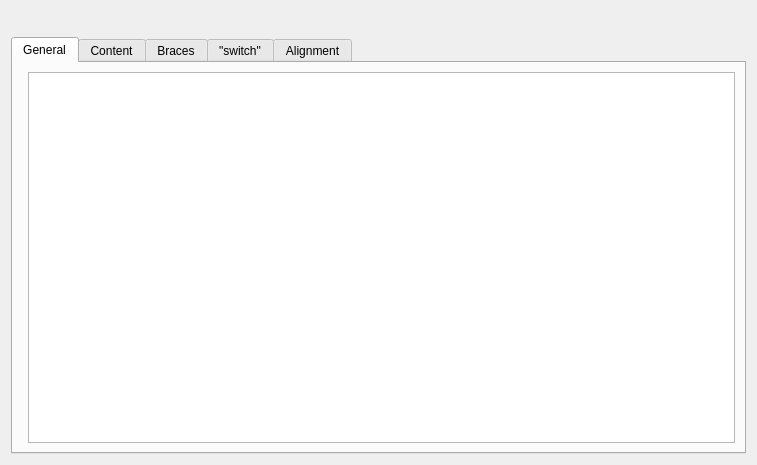
Qt form src/plugins/cpptools/cppcodestylesettingspage.ui (qt-creator/qt-creator) before a commit.
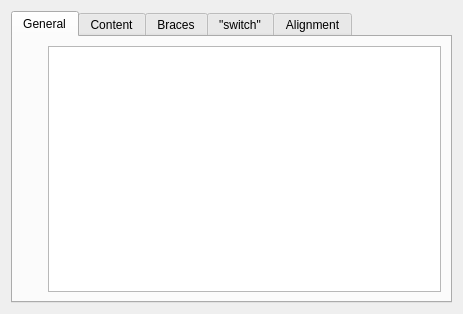
The same form after that commit. The open tabs and pages were chosen to show the change. Custom widgets are drawn as their Qt base class.

Patch:
```diff
--- a/src/plugins/cpptools/cppcodestylesettingspage.ui
+++ b/src/plugins/cpptools/cppcodestylesettingspage.ui
@@ -6,39 +6,14 @@
    <rect>
     <x>0</x>
     <y>0</y>
-    <width>757</width>
-    <height>465</height>
+    <width>463</width>
+    <height>314</height>
    </rect>
   </property>
   <property name="windowTitle">
    <string>Form</string>
   </property>
   <layout class="QVBoxLayout" name="verticalLayout_3">
-   <item>
-    <widget class="QWidget" name="fallbackContainer" native="true">
-     <layout class="QHBoxLayout" name="fallbackLayout">
-      <property name="margin">
-       <number>0</number>
-      </property>
-      <item>
-       <widget class="TextEditor::FallbackSelectorWidget" name="fallbackWidget" native="true"/>
-      </item>
-      <item>
-       <spacer name="horizontalSpacer">
-        <property name="orientation">
-         <enum>Qt::Horizontal</enum>
-        </property>
-        <property name="sizeHint" stdset="0">
-         <size>
-          <width>40</width>
-          <height>20</height>
-         </size>
-        </property>
-       </spacer>
-      </item>
-     </layout>
-    </widget>
-   </item>
    <item>
     <widget class="QTabWidget" name="categoryTab">
      <property name="currentIndex">
@@ -48,21 +23,40 @@
       <attribute name="title">
        <string>General</string>
       </attribute>
-      <layout class="QHBoxLayout" name="horizontalLayout_2">
-       <item>
-        <widget class="TextEditor::TabPreferencesWidget" name="tabPreferencesWidget" native="true">
+      <layout class="QGridLayout" name="gridLayout">
+       <item row="0" column="0">
+        <widget class="TextEditor::TabSettingsWidget" name="tabSettingsWidget" native="true">
+         <property name="sizePolicy">
+          <sizepolicy hsizetype="Fixed" vsizetype="Preferred">
+           <horstretch>0</horstretch>
+           <verstretch>0</verstretch>
+          </sizepolicy>
+         </property>
          <property name="focusPolicy">
           <enum>Qt::TabFocus</enum>
          </property>
         </widget>
        </item>
-       <item>
+       <item row="0" column="1" rowspan="2">
         <widget class="TextEditor::SnippetEditorWidget" name="previewTextEditGeneral">
          <property name="plainText">
           <string/>
          </property>
         </widget>
        </item>
+       <item row="1" column="0">
+        <spacer name="verticalSpacer_5">
+         <property name="orientation">
+          <enum>Qt::Vertical</enum>
+         </property>
+         <property name="sizeHint" stdset="0">
+          <size>
+           <width>20</width>
+           <height>347</height>
+          </size>
+         </property>
+        </spacer>
+       </item>
       </layout>
      </widget>
      <widget class="QWidget" name="contentTab">
@@ -413,23 +407,17 @@
   </layout>
  </widget>
  <customwidgets>
+  <customwidget>
+   <class>TextEditor::TabSettingsWidget</class>
+   <extends>QWidget</extends>
+   <header location="global">texteditor/tabsettingswidget.h</header>
+   <container>1</container>
+  </customwidget>
   <customwidget>
    <class>TextEditor::SnippetEditorWidget</class>
    <extends>QPlainTextEdit</extends>
    <header location="global">texteditor/snippets/snippeteditor.h</header>
   </customwidget>
-  <customwidget>
-   <class>TextEditor::TabPreferencesWidget</class>
-   <extends>QWidget</extends>
-   <header location="global">texteditor/tabpreferenceswidget.h</header>
-   <container>1</container>
-  </customwidget>
-  <customwidget>
-   <class>TextEditor::FallbackSelectorWidget</class>
-   <extends>QWidget</extends>
-   <header location="global">texteditor/fallbackselectorwidget.h</header>
-   <container>1</container>
-  </customwidget>
  </customwidgets>
  <resources/>
  <connections/>
```
Left out of the diff: 2 changed lines with no effect on the pictures.
